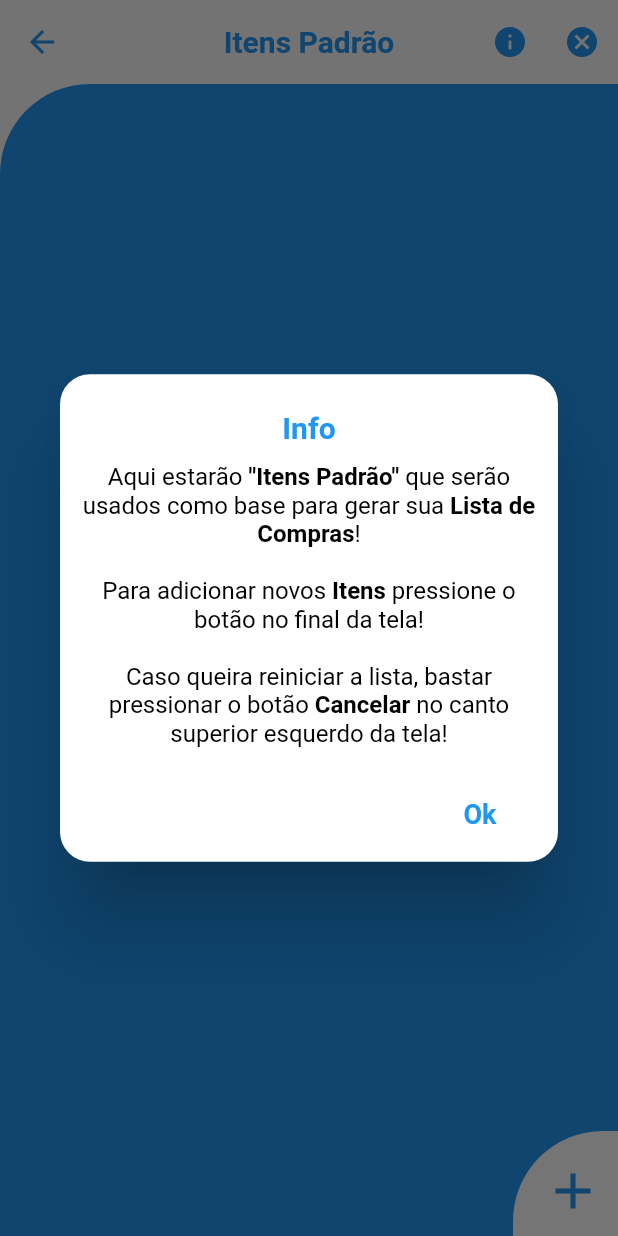
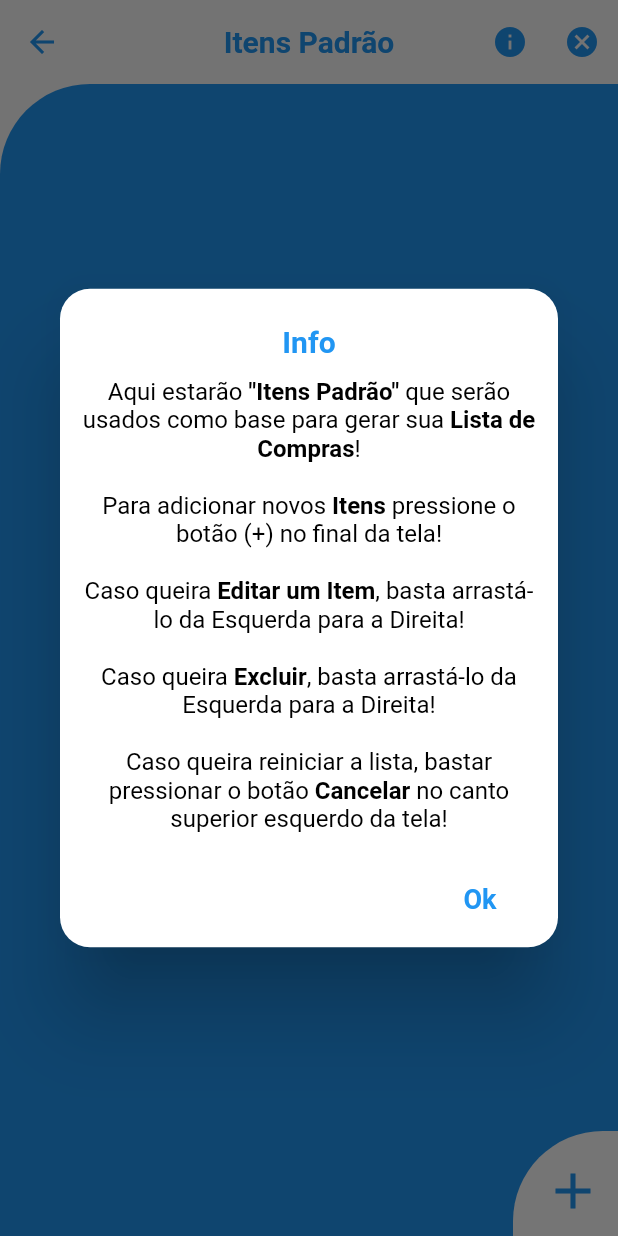
Before and after one commit to rein4nl1m/compre_certo, a Flutter app: the ItensPadraoScreen screen opened directly, after a tap on the "info" icon, on a phone screen of 412 x 824 dp. Run offline on Flutter 3.47's test engine with Material 2 defaults, Android fonts, the phone set to English and light mode, and no system bars; our stand-ins replace sqflite; accounts and stored records are empty.

Commit message:
Trabalhando na tela de Lista de Compras

```diff
--- a/lib/db/dbProvider.dart
+++ b/lib/db/dbProvider.dart
@@ -1,6 +1,7 @@
 import 'dart:io';
 import 'dart:async';
-import 'package:compre_certo/models/itemModel.dart';
+import 'package:compre_certo/models/itemListaModel.dart';
+import 'package:compre_certo/models/itemPadraoModel.dart';
 import 'package:path/path.dart';
 import 'package:path_provider/path_provider.dart';
 import 'package:sqflite/sqflite.dart';
@@ -10,11 +11,18 @@ class DBProvider {
   static final _databaseVersion = 1;
 
   static final tableItem = "item_padrao";
+  static final listaCompras = "lista_compras";
+  static final historicoCompras = "historico_compras";
 
   static final columnId = "_id";
   static final columnNome = "nome";
   static final columnQuantidade = "quantidade";
   static final columnMedida = "medida";
+  static final columnVlrUnit = "vlr_unit";
+  static final columnItemPadrao = "item_padrao";
+  static final columnDtCompra = "dt_compra";
+  static final columnItensCompra = "itens_compra";
+  static final columnTotalCompra = "total_compra";
 
   DBProvider._privateConstructor();
   static final DBProvider instance = DBProvider._privateConstructor();
@@ -43,16 +51,31 @@ class DBProvider {
           $columnQuantidade INTEGER NOT NULL,
           $columnMedida INTEGER NOT NULL,
           UNIQUE($columnNome)
-        )
+        );
+
+        CREATE TABLE $listaCompras (
+          $columnId INTEGER PRIMARY KEY AUTOINCREMENT,
+          $columnQuantidade INTEGER NOT NULL,
+          $columnMedida INTEGER NOT NULL,
+          $columnVlrUnit DOUBLE NOT NULL,
+          $columnItemPadrao TEXT NOT NULL
+        );
+
+        CREATE TABLE $historicoCompras (
+          $columnDtCompra TEXT PRIMARY KEY,
+          $columnItensCompra TEXT NOT NULL,
+          $columnTotalCompra DOUBLE NOT NULL,
+          UNIQUE($columnDtCompra)
+        );
     ''');
   }
 
-  Future<int> insertItem(Item item) async {
+  Future<int> insertItem(ItemPadrao item) async {
     final Database db = await instance.database;
     return db.insert(tableItem, item.toJson());
   }
 
-  updateItem(Item item) async {
+  updateItem(ItemPadrao item) async {
     final Database db = await instance.database;
     return db.update(tableItem, item.toJson(),
         where: '$columnId = ?', whereArgs: [item.id]);
@@ -63,23 +86,31 @@ class DBProvider {
     return db.delete(tableItem, where: '$columnId = ?', whereArgs: [id]);
   }
 
-  Future<int> countItems() async {
+  Future<int> countItens() async {
     final Database db = await instance.database;
     int count = Sqflite.firstIntValue(
         await db.rawQuery("SELECT COUNT(*) FROM $tableItem"));
     return count;
   }
 
-  deleteAllItems() async {
+  deleteAllItens() async {
     final Database db = await instance.database;
     db.delete(tableItem);
   }
 
-  Future<List<Item>> queryAllRows() async {
+  Future<List<ItemPadrao>> queryAllRowsItens() async {
     final Database db = await instance.database;
     var res = await db.query(tableItem, orderBy: "$columnNome");
-    List<Item> list =
-        res.isNotEmpty ? res.map((i) => Item.fromJson(i)).toList() : null;
+    List<ItemPadrao> list =
+        res.isNotEmpty ? res.map((i) => ItemPadrao.fromJson(i)).toList() : null;
+    return list;
+  }
+
+  Future<List<ItemLista>> queryAllRowsCompras() async {
+    final Database db = await instance.database;
+    var res = await db.query(tableItem, orderBy: "$columnNome");
+    List<ItemLista> list =
+        res.isNotEmpty ? res.map((i) => ItemLista.fromJson(i)).toList() : null;
     return list;
   }
 }
--- /dev/null
+++ b/lib/models/itemListaModel.dart
@@ -0,0 +1,37 @@
+import 'dart:convert';
+
+ItemLista itemFromJson(String str) {
+  final jsonData = jsonDecode(str);
+  return ItemLista.fromJson(jsonData);
+}
+
+String itemToJson(ItemLista data) {
+  final dyn = data.toJson();
+  return jsonEncode(dyn);
+}
+
+class ItemLista {
+  int id;
+  int quantidade;
+  int medida;
+  double vlrUnit;
+  String itemPadrao;
+
+  ItemLista(
+      {this.id, this.quantidade, this.medida, this.vlrUnit, this.itemPadrao});
+
+  factory ItemLista.fromJson(Map<String, dynamic> json) => ItemLista(
+      id: json["_id"],
+      quantidade: json["quantidade"],
+      medida: json["medida"],
+      vlrUnit: json["vlr_unit"],
+      itemPadrao: json["item_padrao"]);
+
+  Map<String, dynamic> toJson() => {
+        "_id": id,
+        "quantidade": quantidade,
+        "medida": medida,
+        "vlr_unit": vlrUnit,
+        "item_padrao": itemPadrao
+      };
+}
--- a/lib/models/itemModel.dart
+++ /dev/null
@@ -1,30 +0,0 @@
-import 'dart:convert';
-
-Item itemFromJson(String str) {
-  final jsonData = jsonDecode(str);
-  return Item.fromJson(jsonData);
-}
-
-String itemToJson(Item data) {
-  final dyn = data.toJson();
-  return jsonEncode(dyn);
-}
-
-class Item {
-  int id;
-  String nome;
-  int quantidade;
-  int medida;
-
-  Item({this.id, this.nome, this.quantidade, this.medida});
-
-  factory Item.fromJson(Map<String, dynamic> json) => Item(
-        id: json["_id"],
-        nome: json["nome"],
-        quantidade: json["quantidade"],
-        medida: json["medida"]
-      );
-
-  Map<String, dynamic> toJson() =>
-      {"_id": id, "nome": nome, "quantidade": quantidade, "medida": medida};
-}
--- /dev/null
+++ b/lib/models/itemPadraoModel.dart
@@ -0,0 +1,29 @@
+import 'dart:convert';
+
+ItemPadrao itemFromJson(String str) {
+  final jsonData = jsonDecode(str);
+  return ItemPadrao.fromJson(jsonData);
+}
+
+String itemToJson(ItemPadrao data) {
+  final dyn = data.toJson();
+  return jsonEncode(dyn);
+}
+
+class ItemPadrao {
+  int id;
+  String nome;
+  int quantidade;
+  int medida;
+
+  ItemPadrao({this.id, this.nome, this.quantidade, this.medida});
+
+  factory ItemPadrao.fromJson(Map<String, dynamic> json) => ItemPadrao(
+      id: json["_id"],
+      nome: json["nome"],
+      quantidade: json["quantidade"],
+      medida: json["medida"]);
+
+  Map<String, dynamic> toJson() =>
+      {"_id": id, "nome": nome, "quantidade": quantidade, "medida": medida};
+}
--- a/lib/screens/editarItemScreen.dart
+++ b/lib/screens/editarItemScreen.dart
@@ -1,10 +1,10 @@
 import 'package:compre_certo/db/dbProvider.dart';
-import 'package:compre_certo/models/itemModel.dart';
+import 'package:compre_certo/models/itemPadraoModel.dart';
 import 'package:flutter/material.dart';
 import 'package:compre_certo/data/dados.dart';
 
 class EditarItemScreen extends StatefulWidget {
-  final Item item;
+  final ItemPadrao item;
 
   const EditarItemScreen({Key key, this.item}) : super(key: key);
 
@@ -207,7 +207,7 @@ class _EditarItemScreenState extends State<EditarItemScreen> {
                             style: TextStyle(color: Colors.blue)),
                         onPressed: () {
                           if (_form.currentState.validate()) {
-                            var item = Item();
+                            var item = ItemPadrao();
                             item.id = widget.item.id;
                             item.nome = _itemController.text
                                     .substring(0, 1)
--- a/lib/screens/itensPadraoScreen.dart
+++ b/lib/screens/itensPadraoScreen.dart
@@ -1,5 +1,5 @@
 import 'package:compre_certo/db/dbProvider.dart';
-import 'package:compre_certo/models/itemModel.dart';
+import 'package:compre_certo/models/itemPadraoModel.dart';
 import 'package:compre_certo/screens/editarItemScreen.dart';
 import 'package:compre_certo/screens/novoItemScreen.dart';
 import 'package:compre_certo/widgets/infoAlert.dart';
@@ -38,7 +38,7 @@ class _ItensPadraoScreenState extends State<ItensPadraoScreen> {
                     child: Text("Sim", style: TextStyle(color: Colors.white)),
                     onPressed: () {
                       Navigator.pop(context);
-                      db.deleteAllItems();
+                      db.deleteAllItens();
                     },
                   )
                 ],
@@ -46,7 +46,7 @@ class _ItensPadraoScreenState extends State<ItensPadraoScreen> {
     }
 
     verificaItens() async {
-      int count = await db.countItems();
+      int count = await db.countItens();
       if (count > 0) {
         showAlertExcluirTodos();
       } else {
@@ -80,11 +80,16 @@ class _ItensPadraoScreenState extends State<ItensPadraoScreen> {
       }
     }
 
-    Widget _customListTile(Item item) {
+    Widget _customListTile(ItemPadrao item) {
       return Dismissible(
           key: Key(DateTime.now().millisecondsSinceEpoch.toString()),
           background: SlideDeleteBackground(),
           secondaryBackground: SlideEditBackground(),
+          child: Container(
+            decoration: BoxDecoration(
+                border: Border(bottom: BorderSide(color: Colors.black))),
+            width: MediaQuery.of(context).size.width * .92,
+            padding: EdgeInsets.only(left: 10),
             child: ListTile(
                 contentPadding: EdgeInsets.only(top: 10),
                 title: Text(item.nome,
@@ -96,14 +101,12 @@ class _ItensPadraoScreenState extends State<ItensPadraoScreen> {
                       children: <Widget>[
                         Text("Quantidade: ${item.quantidade}"),
                         Text("Medida: ${unidList[item.medida]}"),
-                      SizedBox(width: 10)
+                        SizedBox(width: 20)
                       ],
-                  ),
-                  Divider(
-                    color: Colors.black,
                     )
                   ],
                 )),
+          ),
           confirmDismiss: (direction) {
             if (direction == DismissDirection.startToEnd) {
               showDialog(
@@ -189,17 +192,17 @@ class _ItensPadraoScreenState extends State<ItensPadraoScreen> {
                         color: Colors.blue,
                         borderRadius:
                             BorderRadius.only(topLeft: Radius.circular(60))),
-                    child: FutureBuilder<List<Item>>(
-                        future: db.queryAllRows(),
+                    child: FutureBuilder<List<ItemPadrao>>(
+                        future: db.queryAllRowsItens(),
                         builder: (BuildContext context,
-                            AsyncSnapshot<List<Item>> snapshot) {
+                            AsyncSnapshot<List<ItemPadrao>> snapshot) {
                           if (snapshot.hasData) {
                             return ListView.builder(
                               scrollDirection: Axis.vertical,
                               padding: EdgeInsets.only(bottom: 5),
                               itemCount: snapshot.data.length,
                               itemBuilder: (BuildContext context, int index) {
-                                Item item = snapshot.data[index];
+                                ItemPadrao item = snapshot.data[index];
                                 return _customListTile(item);
                               },
                             );
--- a/lib/screens/novoItemScreen.dart
+++ b/lib/screens/novoItemScreen.dart
@@ -1,5 +1,5 @@
 import 'package:compre_certo/db/dbProvider.dart';
-import 'package:compre_certo/models/itemModel.dart';
+import 'package:compre_certo/models/itemPadraoModel.dart';
 import 'package:flutter/material.dart';
 import 'package:compre_certo/data/dados.dart';
 
@@ -198,7 +198,7 @@ class _NovoItemScreenState extends State<NovoItemScreen> {
                             style: TextStyle(color: Colors.blue)),
                         onPressed: () {
                           if (_form.currentState.validate()) {
-                            var item = Item();
+                            var item = ItemPadrao();
                             item.nome = _itemController.text
                                     .substring(0, 1)
                                     .toUpperCase() +
--- a/lib/widgets/infoAlert.dart
+++ b/lib/widgets/infoAlert.dart
@@ -17,7 +17,8 @@ class _InfoAlertState extends State<InfoAlert> {
         ),
         contentPadding: EdgeInsets.symmetric(horizontal: 10, vertical: 12),
         shape: RoundedRectangleBorder(borderRadius: BorderRadius.circular(20)),
-      content: RichText(
+        content: SingleChildScrollView(
+          child: RichText(
             textAlign: TextAlign.center,
             text: TextSpan(
                 style: TextStyle(color: Colors.black, fontSize: 16),
@@ -36,11 +37,26 @@ class _InfoAlertState extends State<InfoAlert> {
                     text: " Itens ",
                     style: TextStyle(fontWeight: FontWeight.bold),
                   ),
-              TextSpan(text: "pressione o botão no final da tela!\n\n"),
-              TextSpan(text: "Caso queira reiniciar a lista, bastar pressionar o botão "),
-              TextSpan(text: "Cancelar", style: TextStyle(fontWeight: FontWeight.bold)),
+                  TextSpan(text: "pressione o botão (+) no final da tela!"),
+                  TextSpan(text: "\n\nCaso queira "),
+                  TextSpan(
+                      text: "Editar um Item",
+                      style: TextStyle(fontWeight: FontWeight.bold)),
+                  TextSpan(text: ", basta arrastá-lo da Esquerda para a Direita!"),
+                  TextSpan(text: "\n\nCaso queira "),
+                  TextSpan(
+                      text: "Excluir",
+                      style: TextStyle(fontWeight: FontWeight.bold)),
+                  TextSpan(text: ", basta arrastá-lo da Esquerda para a Direita!"),
+                  TextSpan(
+                      text:
+                          "\n\nCaso queira reiniciar a lista, bastar pressionar o botão "),
+                  TextSpan(
+                      text: "Cancelar",
+                      style: TextStyle(fontWeight: FontWeight.bold)),
                   TextSpan(text: " no canto superior esquerdo da tela!")
                 ]),
+          ),
         ),
         actions: <Widget>[
           FlatButton(
@@ -52,7 +68,6 @@ class _InfoAlertState extends State<InfoAlert> {
               onPressed: () {
                 Navigator.pop(context);
               })
-      ]
-    );
+        ]);
   }
 }
```
Also changed, not shown: lib/screens/historicoScreen.dart (added, +38 -0 lines), lib/screens/homeScreen.dart (+10 -6 lines), lib/screens/listaComprasScreen.dart (+8 -22 lines), lib/screens/sobreScreen.dart (added, +38 -0 lines), lib/widgets/buttonGeraLista.dart (added, +74 -0 lines). Lines whose indentation alone changed are shown as unchanged.
